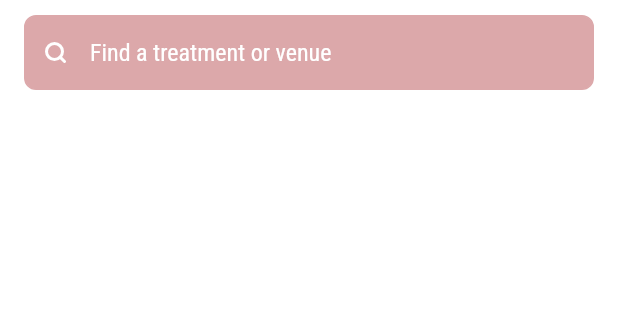
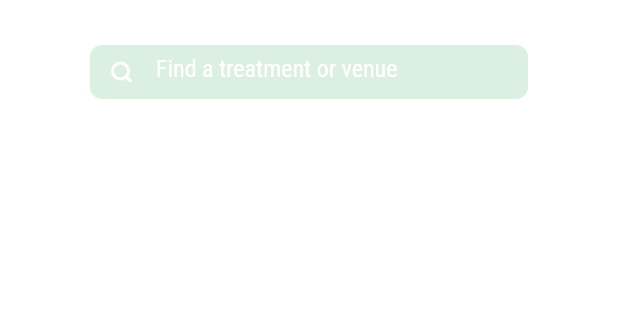
Before and after one commit to latiosthinh/mybeauty-flutter, a Flutter app: the CustomAppBarFullNavBar screen opened directly, on a phone screen of 412 x 824 dp, the part 126-446 px from its top. Run offline on Flutter 3.47's test engine with Material 2 defaults, Android fonts, the phone set to English and light mode, and no system bars; our stand-ins replace firebase_auth, firebase_core, flutter_svg, google_fonts; accounts and stored records are empty; Roboto replaces fonts that are missing (Podkova).

Commit message:
search box size

```diff
--- a/lib/components/custom_app_bar.dart
+++ b/lib/components/custom_app_bar.dart
@@ -33,7 +33,7 @@ class CustomAppBarFullNavBar extends StatelessWidget
             child: Column(
               children: [
                 Container(
-                  padding: const EdgeInsets.only(bottom: 10),
+                  padding: const EdgeInsets.only(bottom: 30),
                   child: Column(
                     children: [
                       SvgPicture.asset(
@@ -50,6 +50,7 @@ class CustomAppBarFullNavBar extends StatelessWidget
                   ),
                 ),
                 SearchBox(
+                  backgroundColor: inputColor,
                   onChanged: (value) => {},
                 )
               ],
--- a/lib/components/search_box.dart
+++ b/lib/components/search_box.dart
@@ -4,23 +4,25 @@ import 'package:mybeauty/constants.dart';
 
 class SearchBox extends StatelessWidget {
   final ValueChanged<String> onChanged;
-  const SearchBox({
-    Key? key,
-    required this.onChanged,
-  }) : super(key: key);
+  final Color backgroundColor;
+  const SearchBox(
+      {Key? key, required this.onChanged, required this.backgroundColor})
+      : super(key: key);
 
   @override
   Widget build(BuildContext context) {
     return Container(
-      margin:
-          const EdgeInsets.only(left: defaultPadding, right: defaultPadding),
+      margin: const EdgeInsets.only(left: 60.0, right: 60.0),
       padding: const EdgeInsets.symmetric(horizontal: 13.0),
       decoration: BoxDecoration(
-          borderRadius: BorderRadius.circular(8),
-          border: Border.all(
-            color: pinkColor,
-          ),
-          color: pinkColor),
+        borderRadius: BorderRadius.circular(8),
+        border: Border.all(
+          color: backgroundColor,
+        ),
+        color: backgroundColor,
+      ),
+      height: 36.0,
+      alignment: Alignment.bottomCenter,
       child: TextField(
         onChanged: onChanged,
         decoration: InputDecoration(
```
